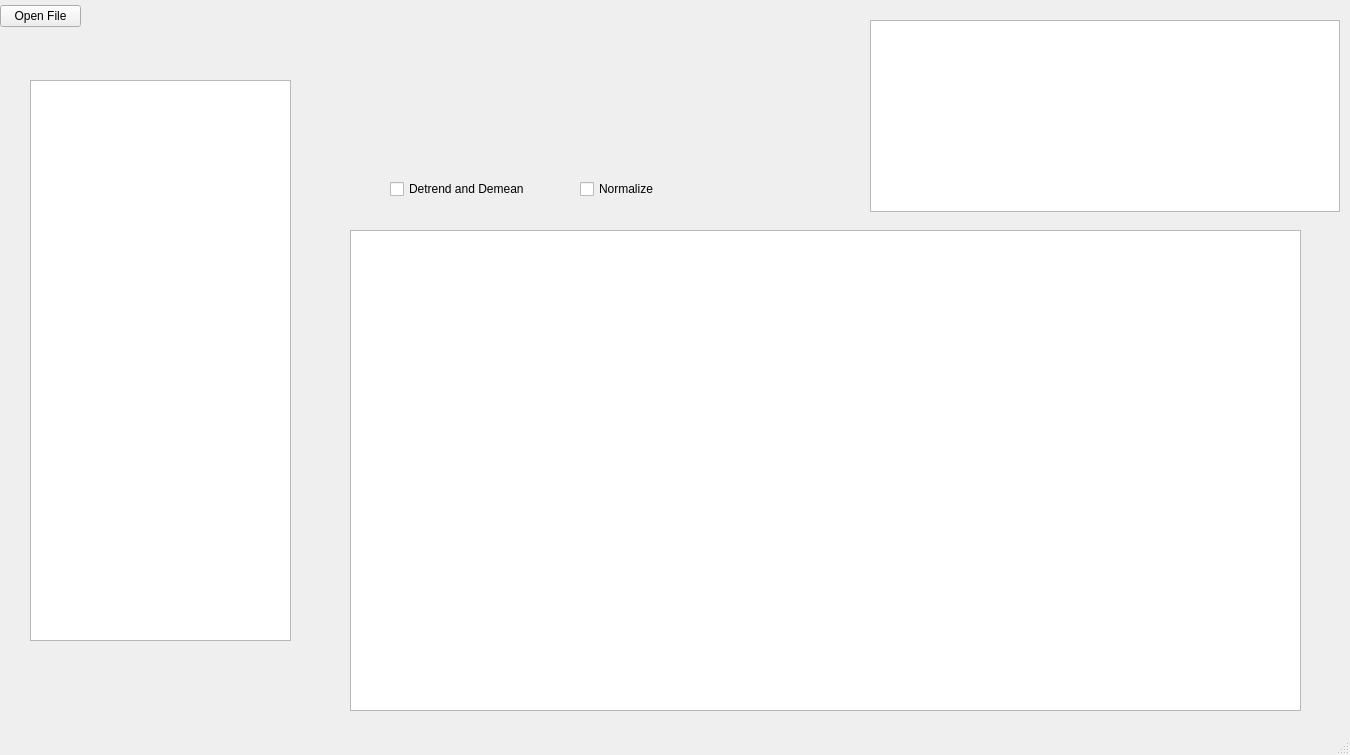
SeismicData/asdf_sextant, file sd5_sextant_window.ui: the form before one commit.
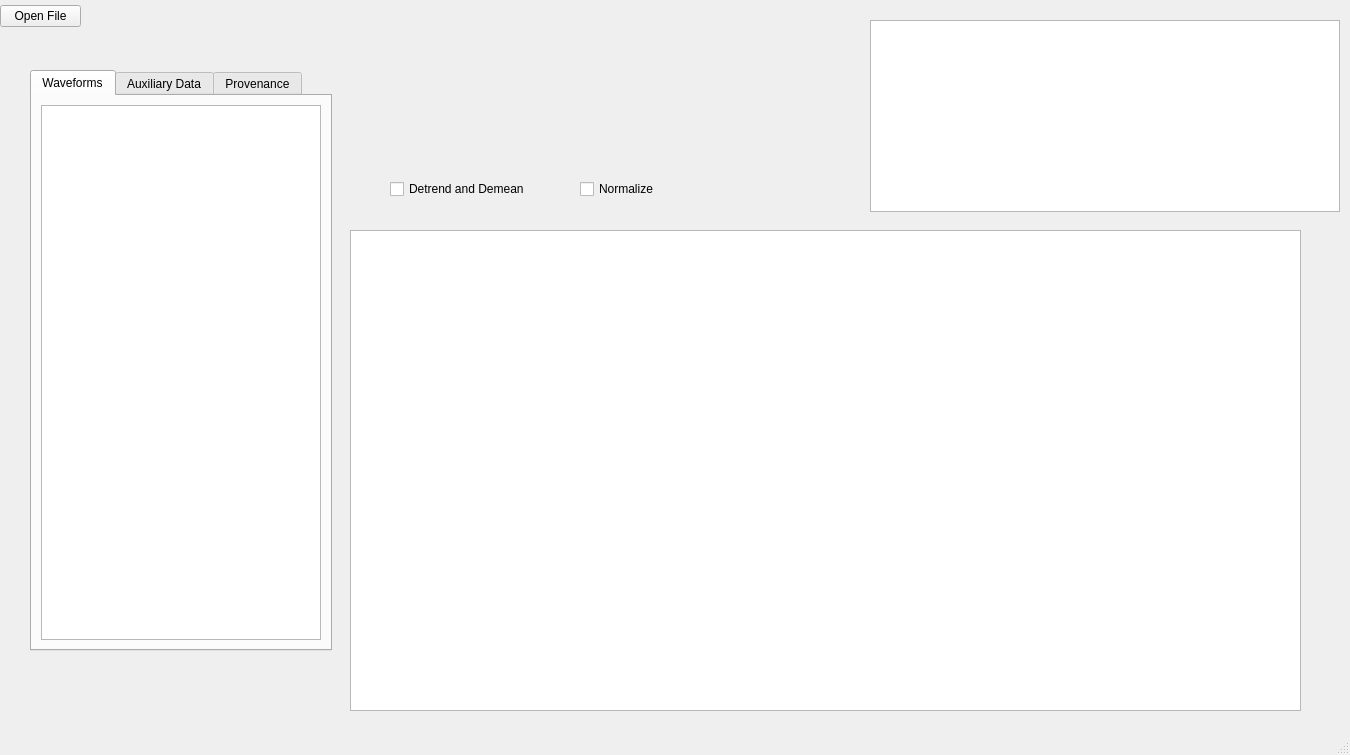
The form after the commit. Custom widgets are drawn as their Qt base class.

Commit message: Tabbed interface

Patch:
```diff
--- a/sd5_sextant_window.ui
+++ b/sd5_sextant_window.ui
@@ -109,30 +109,6 @@
      <string/>
     </property>
    </widget>
-   <widget class="QTreeWidget" name="station_view">
-    <property name="geometry">
-     <rect>
-      <x>30</x>
-      <y>80</y>
-      <width>261</width>
-      <height>561</height>
-     </rect>
-    </property>
-    <property name="sortingEnabled">
-     <bool>false</bool>
-    </property>
-    <property name="animated">
-     <bool>false</bool>
-    </property>
-    <property name="headerHidden">
-     <bool>true</bool>
-    </property>
-    <column>
-     <property name="text">
-      <string notr="true">1</string>
-     </property>
-    </column>
-   </widget>
    <widget class="QCheckBox" name="detrend_and_demean_check_box">
     <property name="geometry">
      <rect>
@@ -159,6 +135,54 @@
      <string>Normalize</string>
     </property>
    </widget>
+   <widget class="QTabWidget" name="tabWidget">
+    <property name="geometry">
+     <rect>
+      <x>30</x>
+      <y>70</y>
+      <width>302</width>
+      <height>581</height>
+     </rect>
+    </property>
+    <property name="currentIndex">
+     <number>0</number>
+    </property>
+    <widget class="QWidget" name="tab">
+     <attribute name="title">
+      <string notr="true">Waveforms</string>
+     </attribute>
+     <layout class="QHBoxLayout" name="horizontalLayout">
+      <item>
+       <widget class="QTreeWidget" name="station_view">
+        <property name="sortingEnabled">
+         <bool>false</bool>
+        </property>
+        <property name="animated">
+         <bool>false</bool>
+        </property>
+        <property name="headerHidden">
+         <bool>true</bool>
+        </property>
+        <column>
+         <property name="text">
+          <string notr="true">1</string>
+         </property>
+        </column>
+       </widget>
+      </item>
+     </layout>
+    </widget>
+    <widget class="QWidget" name="tab_2">
+     <attribute name="title">
+      <string>Auxiliary Data</string>
+     </attribute>
+    </widget>
+    <widget class="QWidget" name="tab_3">
+     <attribute name="title">
+      <string>Provenance</string>
+     </attribute>
+    </widget>
+   </widget>
   </widget>
   <widget class="QStatusBar" name="status_bar"/>
  </widget>
```
The commit also changes 1 other file.
